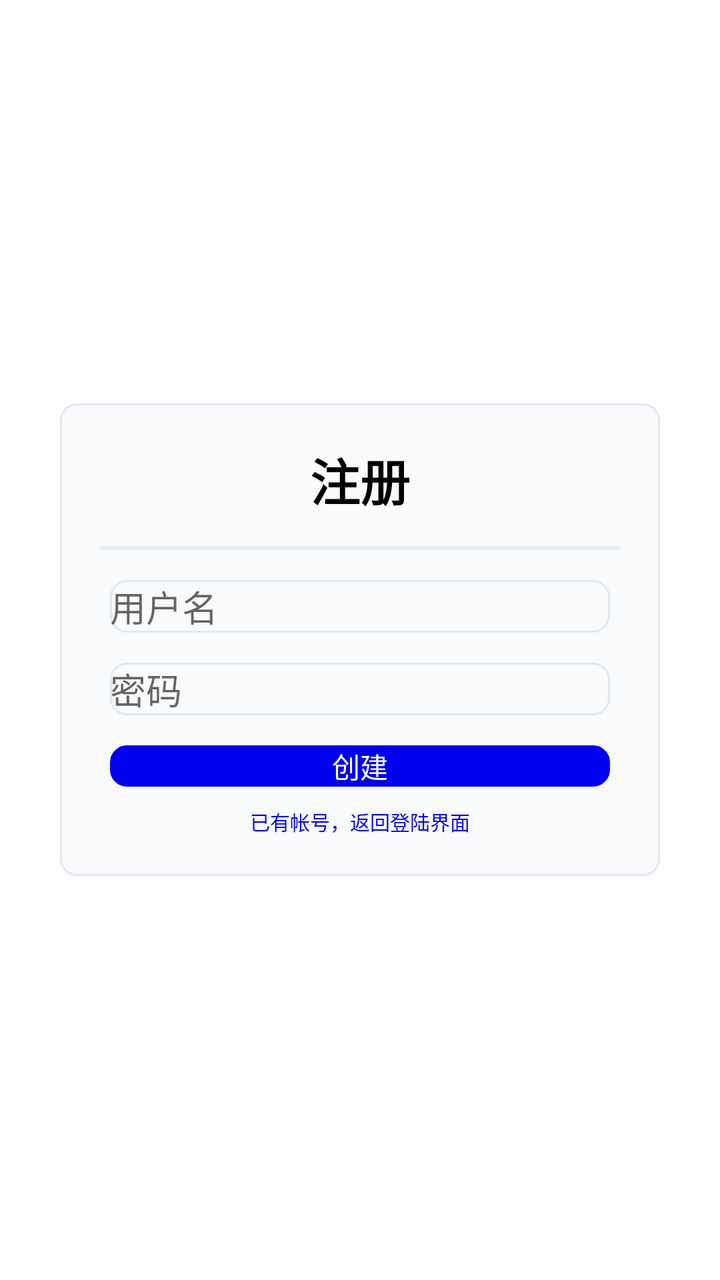
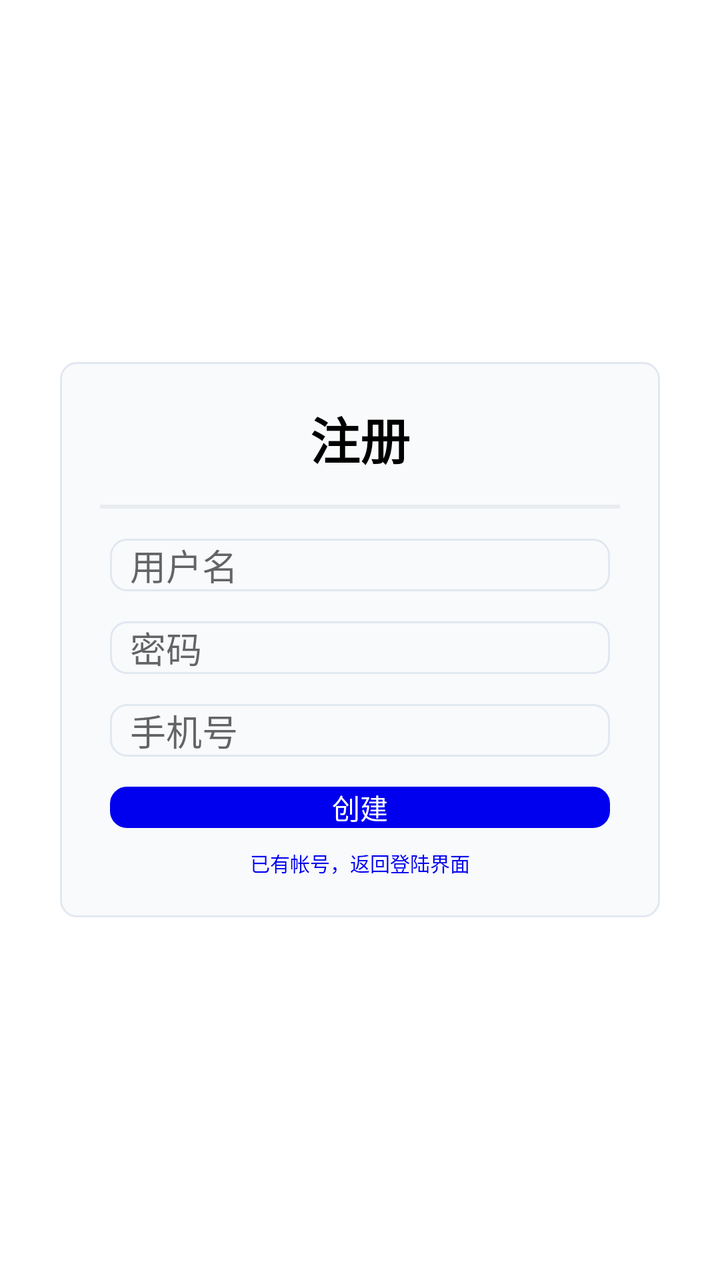

Screens rendered from an Android XML layout before and after an edit, with the pre-edit source and the edit as a unified diff.
<!-- AndroidManifest.xml: application theme Theme.AppointmentSystemAndroid -->
<!-- res/layout/activity_register.xml -->
<?xml version="1.0" encoding="utf-8"?>
<LinearLayout
    xmlns:android="http://schemas.android.com/apk/res/android"
    android:layout_width="match_parent"
    android:layout_height="match_parent"
    android:gravity="center"
    android:orientation="vertical"
    xmlns:tools="http://schemas.android.com/tools"
    tools:context=".MainActivity">

    <LinearLayout
        android:layout_width="wrap_content"
        android:layout_height="wrap_content"
        android:orientation="vertical"
        android:gravity="center"
        android:padding ="20dp"
        android:background="@drawable/edittext_border">

        <TextView
            android:layout_width="wrap_content"
            android:layout_height="wrap_content"
            android:text="注册"
            android:textSize="25sp"
            android:textStyle="bold"
            android:textColor="#000000"
            android:layout_marginBottom="15dp"/>

        <View
            android:layout_width="260dp"
            android:layout_height="2dp"
            android:background="@color/btn2"
            android:layout_marginBottom="15dp"/>

        <EditText
            android:layout_width="250dp"
            android:layout_height="wrap_content"
            android:background="@drawable/edittext_border"
            android:layout_marginBottom="15dp"
            android:hint="用户名"/>

        <EditText
            android:layout_width="250dp"
            android:layout_height="wrap_content"
            android:background="@drawable/edittext_border"
            android:layout_marginBottom="15dp"
            android:inputType="textPassword"
            android:hint="密码"/>

        <TextView
            android:layout_width="250dp"
            android:layout_height="wrap_content"
            android:layout_marginBottom="10dp"
            android:background="@drawable/edittext_border"
            android:backgroundTint="#0000EE"
            android:text="创建"
            android:textColor="#FFFFFF"
            android:gravity="center"/>

        <TextView
            android:layout_width="wrap_content"
            android:layout_height="wrap_content"
            android:id="@+id/login"
            android:clickable="true"
            android:focusable="true"
            android:text="已有帐号，返回登陆界面"
            android:textSize="10sp"
            android:textColor="#0000EE"/>
    </LinearLayout>

</LinearLayout>
<!-- resources referenced by this layout -->
<resources>
  <color name="btn2">#e9ecef</color>
  <!-- drawable edittext_border (drawable) -->
  <shape xmlns:android="http://schemas.android.com/apk/res/android">
      <stroke
          android:width="1dp"
          android:color="#e2e8f0" />  
      <corners
          android:radius="8dp" />       
      <solid
          android:color="#f8fafc" />    
  
  </shape>
  <style name="Theme.AppointmentSystemAndroid" parent="Theme.MaterialComponents.DayNight.DarkActionBar">
          
          <item name="colorPrimary">@color/btn1</item>
          <item name="colorPrimaryVariant">@color/btn4</item>
          <item name="colorOnPrimary">@color/white</item>
          
          <item name="colorSecondary">@color/btn4</item>
          <item name="colorSecondaryVariant">@color/btn4</item>
          <item name="colorOnSecondary">@color/black</item>
          
          <item name="android:statusBarColor" tools:targetApi="l">?attr/colorPrimaryVariant</item>
          
      </style>
  <color name="btn1">#2c6e9e</color>
  <color name="btn4">#9ca3af</color>
  <color name="white">#FFFFFFFF</color>
  <color name="black">#FF000000</color>
</resources>

<!-- the commit's change to res/layout/activity_register.xml (unified diff, before → after) -->
@@ -35,7 +35,9 @@
             android:layout_width="250dp"
             android:layout_height="wrap_content"
             android:background="@drawable/edittext_border"
+            android:paddingHorizontal="10dp"
             android:layout_marginBottom="15dp"
+            android:id="@+id/username"
             android:hint="用户名"/>
 
         <EditText
@@ -43,8 +45,19 @@
             android:layout_height="wrap_content"
             android:background="@drawable/edittext_border"
             android:layout_marginBottom="15dp"
+            android:paddingHorizontal="10dp"
             android:inputType="textPassword"
+            android:id="@+id/password"
             android:hint="密码"/>
+
+        <EditText
+            android:id="@+id/phone"
+            android:layout_width="250dp"
+            android:layout_height="wrap_content"
+            android:paddingHorizontal="10dp"
+            android:background="@drawable/edittext_border"
+            android:layout_marginBottom="15dp"
+            android:hint="手机号"/>
 
         <TextView
             android:layout_width="250dp"
@@ -52,6 +65,7 @@
             android:layout_marginBottom="10dp"
             android:background="@drawable/edittext_border"
             android:backgroundTint="#0000EE"
+            android:id="@+id/register"
             android:text="创建"
             android:textColor="#FFFFFF"
             android:gravity="center"/>
